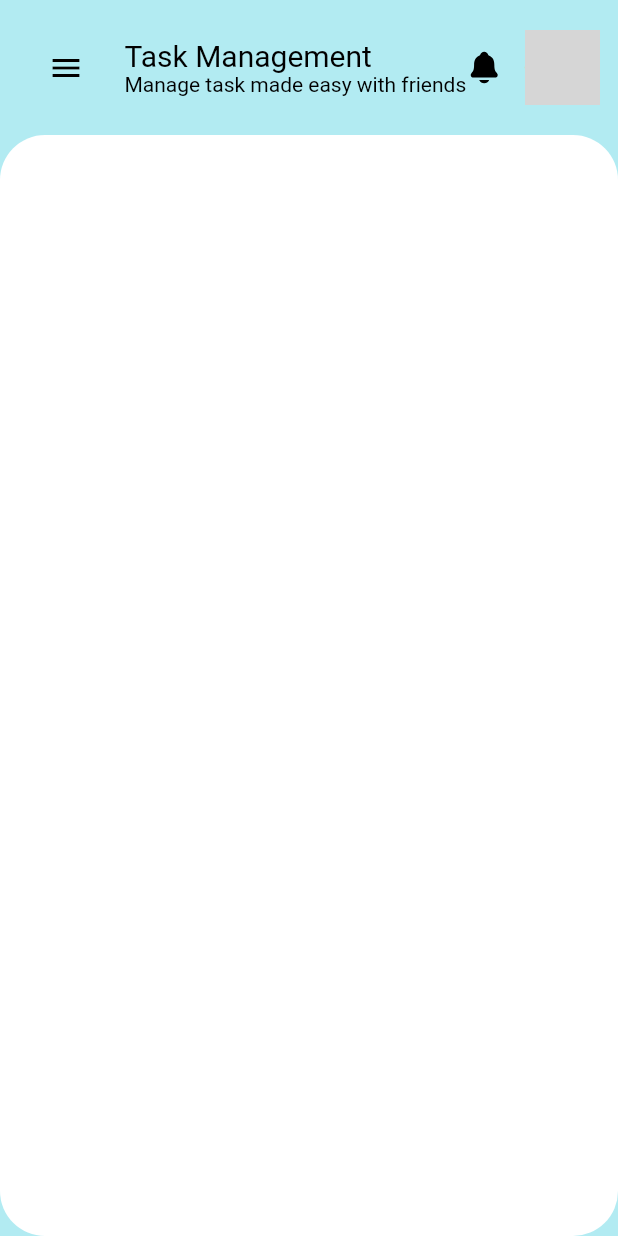
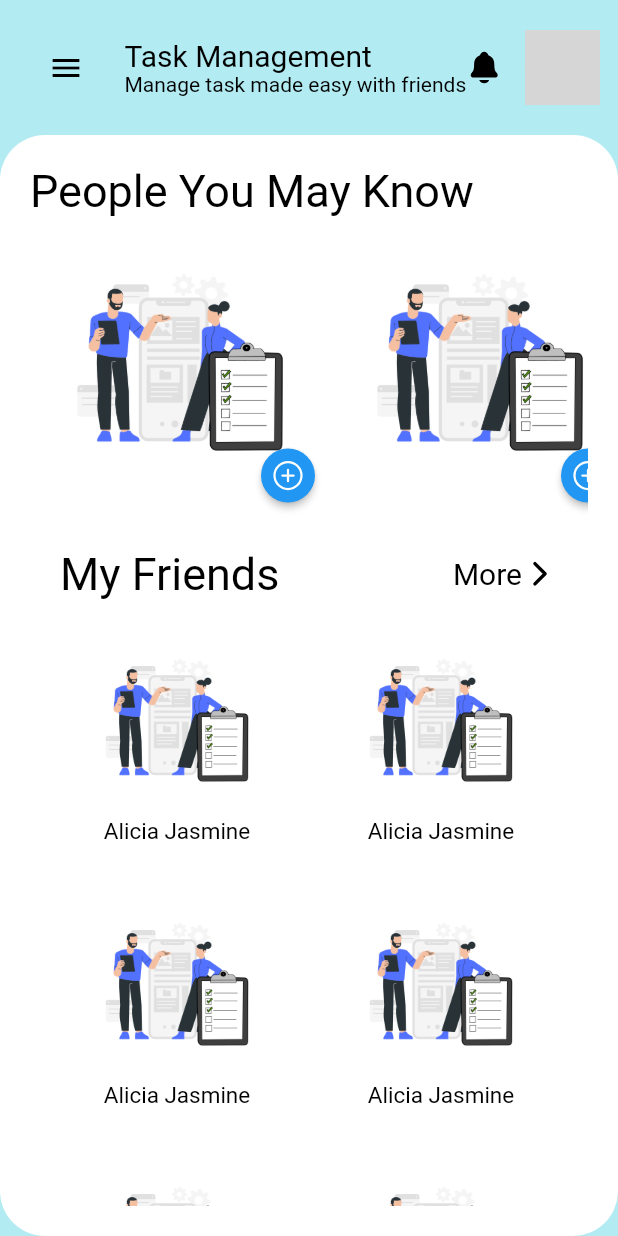
Before and after one commit to FernandJerico/task_management, a Flutter app: the FriendsView screen opened by its route, on a phone screen of 412 x 824 dp. Run offline on Flutter 3.47's test engine with Material 2 defaults, Android fonts, the light colour scheme and no system bars; our stand-ins replace get, ionicons; grey boxes are pictures that could not be loaded.

Commit message:
commit myfriends

```diff
--- a/lib/app/modules/friends/views/friends_view.dart
+++ b/lib/app/modules/friends/views/friends_view.dart
@@ -4,6 +4,7 @@ import 'package:get/get.dart';
 import 'package:ionicons/ionicons.dart';
 import 'package:task_management/app/utils/style/AppColors.dart';
 import '../../../utils/widget/header.dart';
+import '../../../utils/widget/myfriends.dart';
 import '../../../utils/widget/sidebar.dart';
 import '../controllers/friends_controller.dart';
 
@@ -84,7 +85,9 @@ class FriendsView extends GetView<FriendsController> {
                 // content / isi page / screen
                 Expanded(
                     child: Container(
-                  padding: const EdgeInsets.all(50),
+                  padding: !context.isPhone
+                      ? const EdgeInsets.all(50)
+                      : const EdgeInsets.all(20),
                   margin: !context.isPhone
                       ? const EdgeInsets.all(10)
                       : const EdgeInsets.all(0),
@@ -94,6 +97,67 @@ class FriendsView extends GetView<FriendsController> {
                         : BorderRadius.circular(30),
                     color: Colors.white,
                   ),
+                  child: Column(
+                      crossAxisAlignment: CrossAxisAlignment.start,
+                      children: [
+                        Text(
+                          'People You May Know',
+                          style: TextStyle(
+                              fontSize: 30, color: AppColors.primaryText),
+                        ),
+                        SizedBox(
+                          height: 200,
+                          child: ListView.builder(
+                            scrollDirection: Axis.horizontal,
+                            shrinkWrap: true,
+                            clipBehavior: Clip.antiAlias,
+                            itemCount: 10,
+                            itemBuilder: (context, index) {
+                              return Padding(
+                                padding: const EdgeInsets.all(10.0),
+                                child: Stack(
+                                  children: [
+                                    ClipRRect(
+                                      borderRadius: BorderRadius.circular(50),
+                                      child: const Image(
+                                        image: AssetImage(
+                                            'assets/images/login.png'),
+                                      ),
+                                    ),
+                                    Positioned(
+                                      bottom: 10,
+                                      left: 50,
+                                      child: Text(
+                                        'Alicia Jasmine',
+                                        style: TextStyle(color: Colors.white),
+                                      ),
+                                    ),
+                                    Positioned(
+                                        bottom: 0,
+                                        right: 0,
+                                        child: SizedBox(
+                                          height: 36,
+                                          width: 36,
+                                          child: ElevatedButton(
+                                            onPressed: () {},
+                                            style: ElevatedButton.styleFrom(
+                                                padding: EdgeInsets.zero,
+                                                shape: RoundedRectangleBorder(
+                                                    borderRadius:
+                                                        BorderRadius.circular(
+                                                            50))),
+                                            child: Icon(
+                                                Ionicons.add_circle_outline),
+                                          ),
+                                        ))
+                                  ],
+                                ),
+                              );
+                            },
+                          ),
+                        ),
+                        myFriends()
+                      ]),
                 ))
               ],
             ),
--- a/lib/app/utils/widget/myfriends.dart
+++ b/lib/app/utils/widget/myfriends.dart
@@ -48,19 +48,18 @@ class myFriends extends StatelessWidget {
                   child: GridView.builder(
                       shrinkWrap: true,
                       itemCount: 9,
-                      gridDelegate:
-                          const SliverGridDelegateWithFixedCrossAxisCount(
-                              crossAxisCount: 3,
-                              crossAxisSpacing: 20,
-                              mainAxisSpacing: 20),
+                      gridDelegate: SliverGridDelegateWithFixedCrossAxisCount(
+                          crossAxisCount: context.isPhone ? 2 : 3,
+                          crossAxisSpacing: 20,
+                          mainAxisSpacing: 20),
                       itemBuilder: (context, index) {
                         return Column(
                           children: [
                             ClipRRect(
-                              borderRadius: BorderRadius.circular(100),
+                              borderRadius: BorderRadius.circular(150),
                               child: const Image(
                                 image: AssetImage('assets/images/login.png'),
-                                height: 95,
+                                height: 125,
                               ),
                             ),
                             SizedBox(),
```
